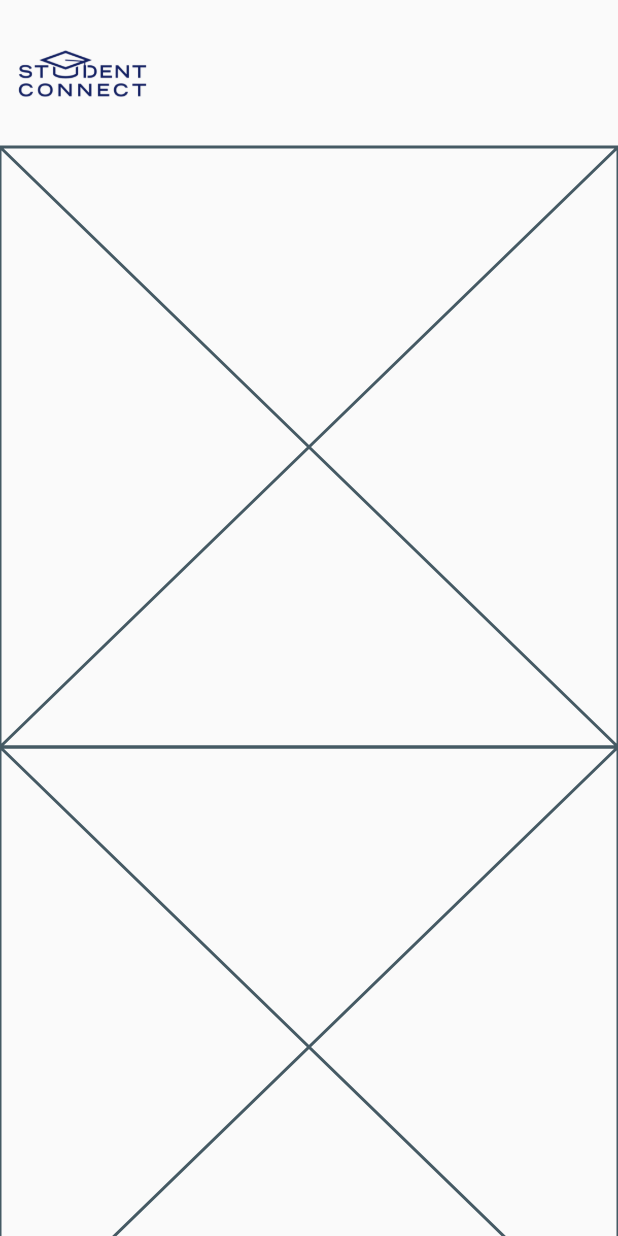
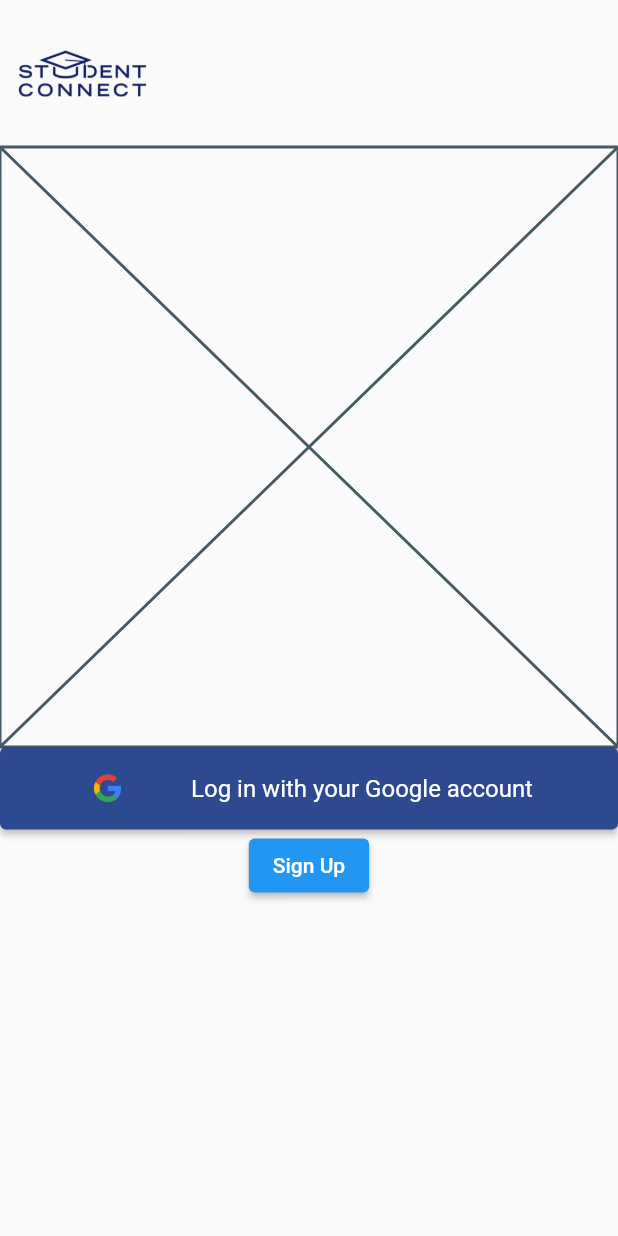
Before and after one commit to Serkhani/StudentConnect, a Flutter app: the screen it shows after launch, on a phone screen of 412 x 824 dp. Run offline on Flutter 3.47's test engine with Material 2 defaults, Android fonts, the light colour scheme and no system bars; our stand-ins replace get.

Commit message:
added login button

```diff
--- a/flutter/studentconnect/lib/app/modules/auth/views/components/login_btn.dart
+++ b/flutter/studentconnect/lib/app/modules/auth/views/components/login_btn.dart
@@ -5,6 +5,28 @@
 
   @override
   Widget build(BuildContext context) {
-    return const Placeholder();
+    return ElevatedButton(
+      onPressed: () {},
+      style: ElevatedButton.styleFrom(
+          fixedSize: const Size(double.infinity, 55.0),
+          backgroundColor: const Color(0xff2D4990)),
+      child: Row(
+        mainAxisAlignment: MainAxisAlignment.spaceEvenly,
+        children: [
+          Image.asset(
+            'assets/gm.png',
+            width: 30.0,
+            height: 26.5,
+          ),
+          const Text(
+            'Log in with your Google account',
+            style: TextStyle(
+              fontSize: 16.0,
+              fontWeight: FontWeight.w400,
+            ),
+          ),
+        ],
+      ),
+    );
   }
 }
```
